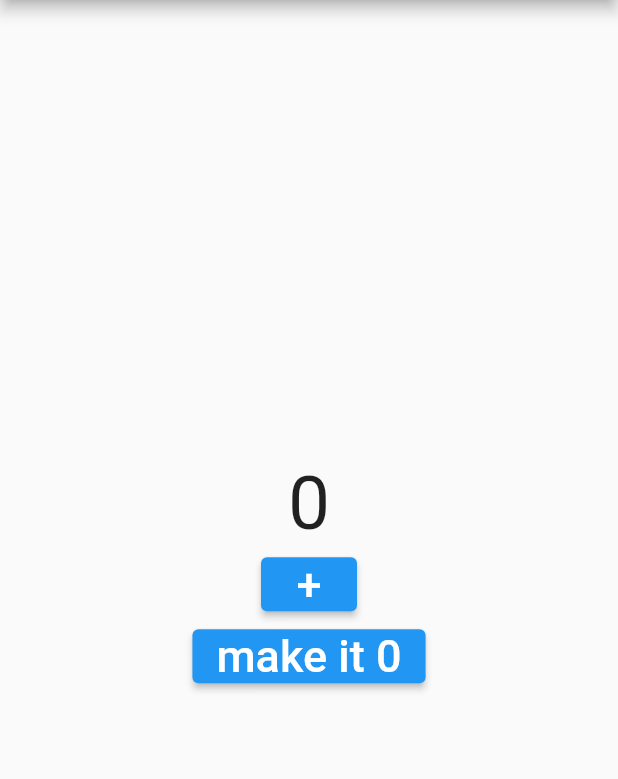
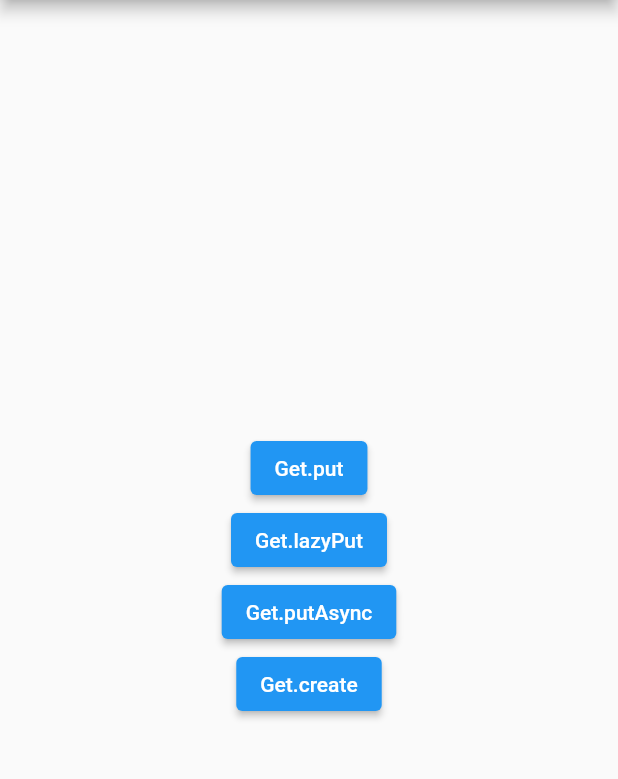
Before and after one commit to mi-fasol/getx, a Flutter app: the screen it shows after launch, on a phone screen of 412 x 824 dp, the part 84-863 px from its top. Run offline on Flutter 3.47's test engine with Material 2 defaults, Android fonts, the phone set to English and light mode, and no system bars; our stand-ins replace get.

Commit message:
feat: 의존성 도입

```diff
--- /dev/null
+++ b/lib/controller/dependency_controller.dart
@@ -0,0 +1,5 @@
+import 'package:get/get_state_manager/get_state_manager.dart';
+
+class DependencyController extends GetxController {
+  void increase() {}
+}
--- a/lib/main.dart
+++ b/lib/main.dart
@@ -1,5 +1,6 @@
 import 'package:flutter/material.dart';
 import 'package:get/get_navigation/src/root/get_material_app.dart';
+import 'package:getx/page/dependency_manage_page.dart';
 import 'package:getx/state/reactive_getx.dart';
 import 'package:getx/state/with_getx.dart';
 
@@ -41,7 +42,7 @@ class _MyHomePageState extends State<MyHomePage> {
           mainAxisAlignment: MainAxisAlignment.center,
           children: const [
             Expanded(
-              child: ReactiveGetX(),
+              child: DependencyManagePage(),
             )
           ],
         ),
--- /dev/null
+++ b/lib/page/dependency_manage_page.dart
@@ -0,0 +1,58 @@
+import 'package:flutter/foundation.dart';
+import 'package:flutter/material.dart';
+import 'package:get/get.dart';
+import 'package:getx/controller/dependency_controller.dart';
+import 'package:getx/page/get_lazy_put.dart';
+
+import 'get_put.dart';
+
+class DependencyManagePage extends StatelessWidget {
+  const DependencyManagePage({Key? key}) : super(key: key);
+
+  @override
+  Widget build(BuildContext context) {
+    return Scaffold(
+        body: Center(
+      child: Column(mainAxisAlignment: MainAxisAlignment.center, children: [
+        ElevatedButton(
+            onPressed: () {
+              Get.to(const GetPut(), binding: BindingsBuilder(() {
+                Get.put(DependencyController());
+              }));
+            },
+            child: Text("Get.put")),
+        ElevatedButton(
+            onPressed: () {
+              Get.to(const GetLazyPut(), binding: BindingsBuilder(() {
+                Get.lazyPut<DependencyController>(() => DependencyController());
+              }));
+            },
+            // 컨트롤러에 접근하려 할 때 메모리에 올림
+            // 접근을 하려 할때 그제서야 intialized
+            child: Text("Get.lazyPut")),
+        // 바로 intialized
+        // 페이지에 접근할 때 데이터에 가공을 하고 해야 할 때
+        // 아래 코드는 5초 후에 initialized 해줌
+        ElevatedButton(
+            onPressed: () {
+              Get.to(const GetPut(), binding: BindingsBuilder(() {
+                Get.putAsync<DependencyController>(() async {
+                  await Future.delayed(Duration(seconds: 5));
+                  return DependencyController();
+                });
+              }));
+            },
+            child: Text("Get.putAsync")),
+        // 위의 세 개는 싱글톤이었음, 한 번 생성하면 그 뒤로 생성 X
+        // 버튼을 누를 때마다 인스턴스를 생성해줌
+        ElevatedButton(
+            onPressed: () {
+              Get.to(const GetPut(), binding: BindingsBuilder(() {
+                Get.create<DependencyController>(() => DependencyController());
+              }));
+            },
+            child: Text("Get.create"))
+      ]),
+    ));
+  }
+}
```
Also changed, not shown: lib/page/get_lazy_put.dart (added, +19 -0 lines), lib/page/get_put.dart (added, +20 -0 lines).
